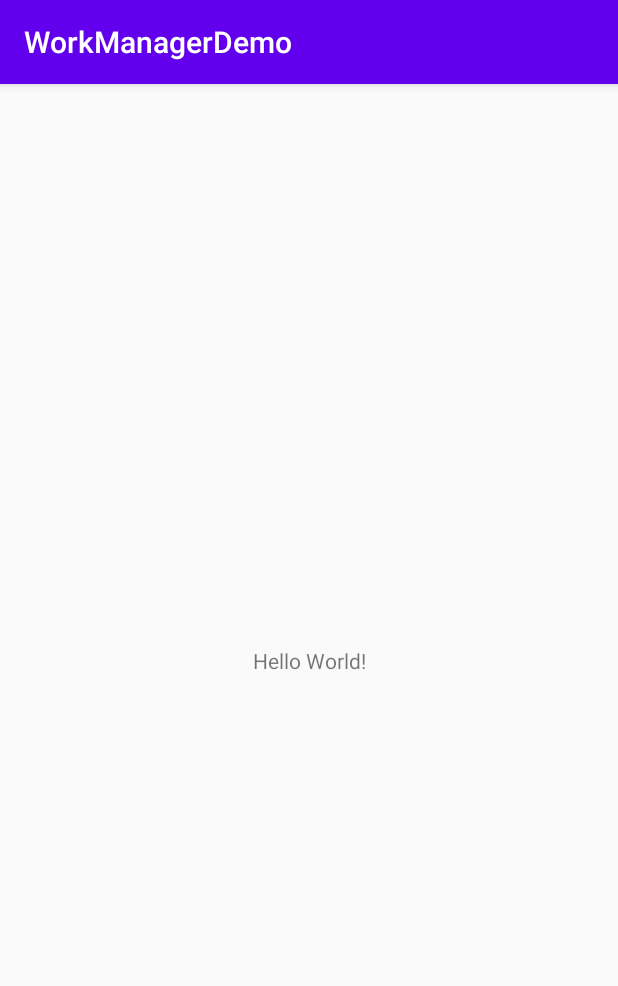
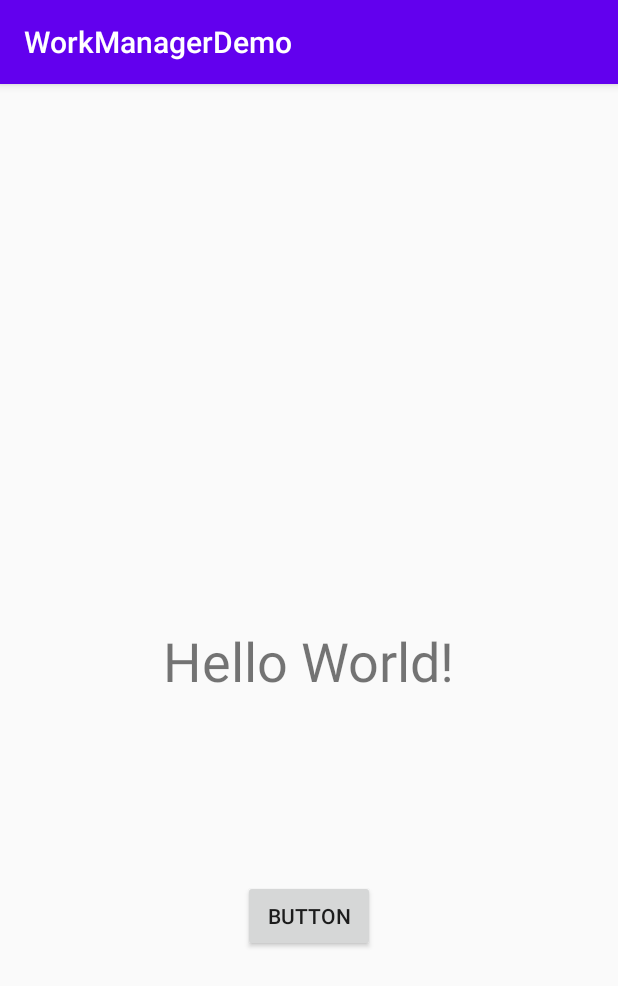
Before and after one commit to mkkemp94/WorkManagerDemo, an Android app: the screen it shows after launch (MainActivity), on a phone screen of 412 x 824 dp. Shown: the top 986 px of the screen. Run offline under Robolectric (Android 15) with nearby library versions, the phone set to English and light mode, and no system bars; 1 statement that could not run was skipped.

```diff
--- a/app/src/main/java/com/mkemp/workmanagerdemo/MainActivity.java
+++ b/app/src/main/java/com/mkemp/workmanagerdemo/MainActivity.java
@@ -2,9 +2,12 @@ package com.mkemp.workmanagerdemo;
 
 import android.os.Bundle;
 import android.view.View;
+import android.widget.TextView;
 
 import androidx.appcompat.app.AppCompatActivity;
+import androidx.lifecycle.Observer;
 import androidx.work.OneTimeWorkRequest;
+import androidx.work.WorkInfo;
 import androidx.work.WorkManager;
 
 public class MainActivity extends AppCompatActivity
@@ -18,12 +21,23 @@ public class MainActivity extends AppCompatActivity
         final OneTimeWorkRequest oneTimeWorkRequest = new OneTimeWorkRequest.Builder(DemoWorker.class)
                 .build();
 
-        (findViewById(R.id.tv)).setOnClickListener(new View.OnClickListener() {
+        final TextView textView = findViewById(R.id.tv_status);
+
+        (findViewById(R.id.button)).setOnClickListener(new View.OnClickListener() {
             @Override
             public void onClick(View view)
             {
                 WorkManager.getInstance(MainActivity.this).enqueue(oneTimeWorkRequest);
             }
         });
+
+        WorkManager.getInstance(this).getWorkInfoByIdLiveData(oneTimeWorkRequest.getId())
+                .observe(this, new Observer<WorkInfo>() {
+                    @Override
+                    public void onChanged(WorkInfo workInfo)
+                    {
+                        textView.setText(workInfo.getState().name());
+                    }
+                });
     }
 }
--- a/app/src/main/res/layout/activity_main.xml
+++ b/app/src/main/res/layout/activity_main.xml
@@ -6,11 +6,22 @@
     android:layout_height="match_parent"
     tools:context=".MainActivity">
 
+    <Button
+        android:id="@+id/button"
+        android:layout_width="wrap_content"
+        android:layout_height="wrap_content"
+        android:layout_marginBottom="189dp"
+        android:text="Button"
+        app:layout_constraintBottom_toBottomOf="parent"
+        app:layout_constraintEnd_toEndOf="parent"
+        app:layout_constraintStart_toStartOf="parent" />
+
     <TextView
-        android:id="@+id/tv"
+        android:id="@+id/tv_status"
         android:layout_width="wrap_content"
         android:layout_height="wrap_content"
         android:text="Hello World!"
+        android:textSize="36sp"
         app:layout_constraintBottom_toBottomOf="parent"
         app:layout_constraintLeft_toLeftOf="parent"
         app:layout_constraintRight_toRightOf="parent"
```
